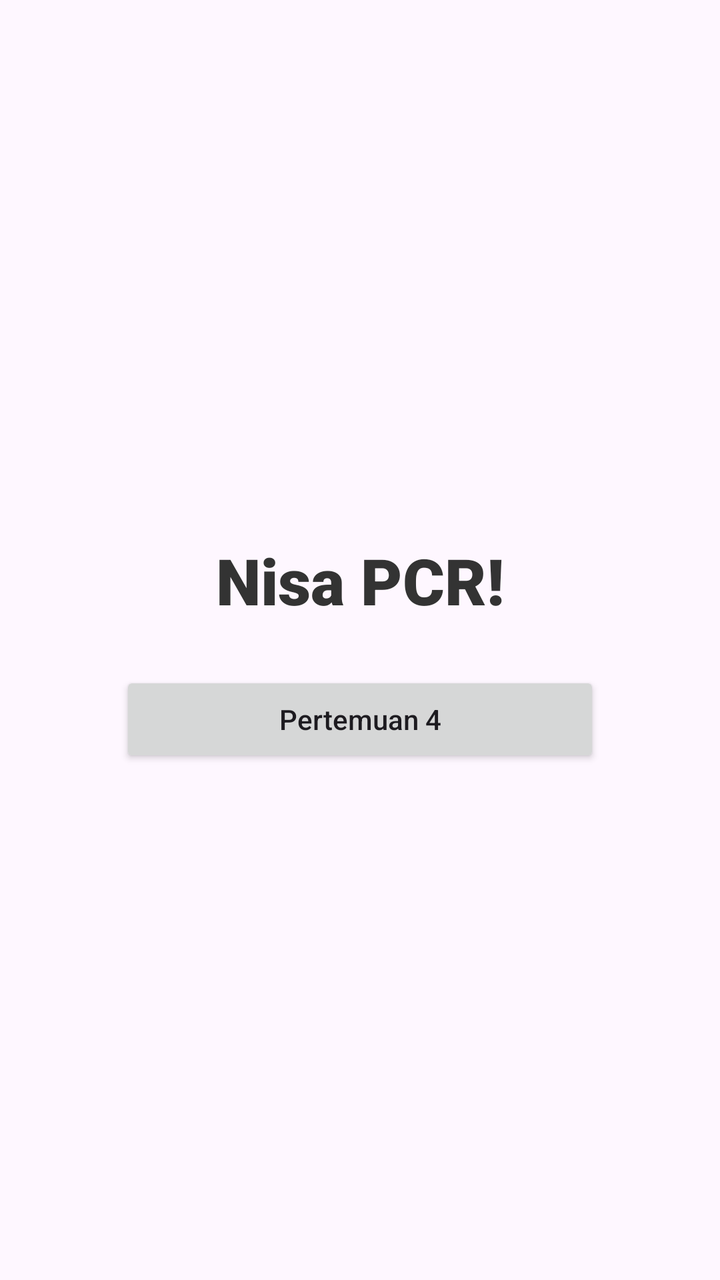
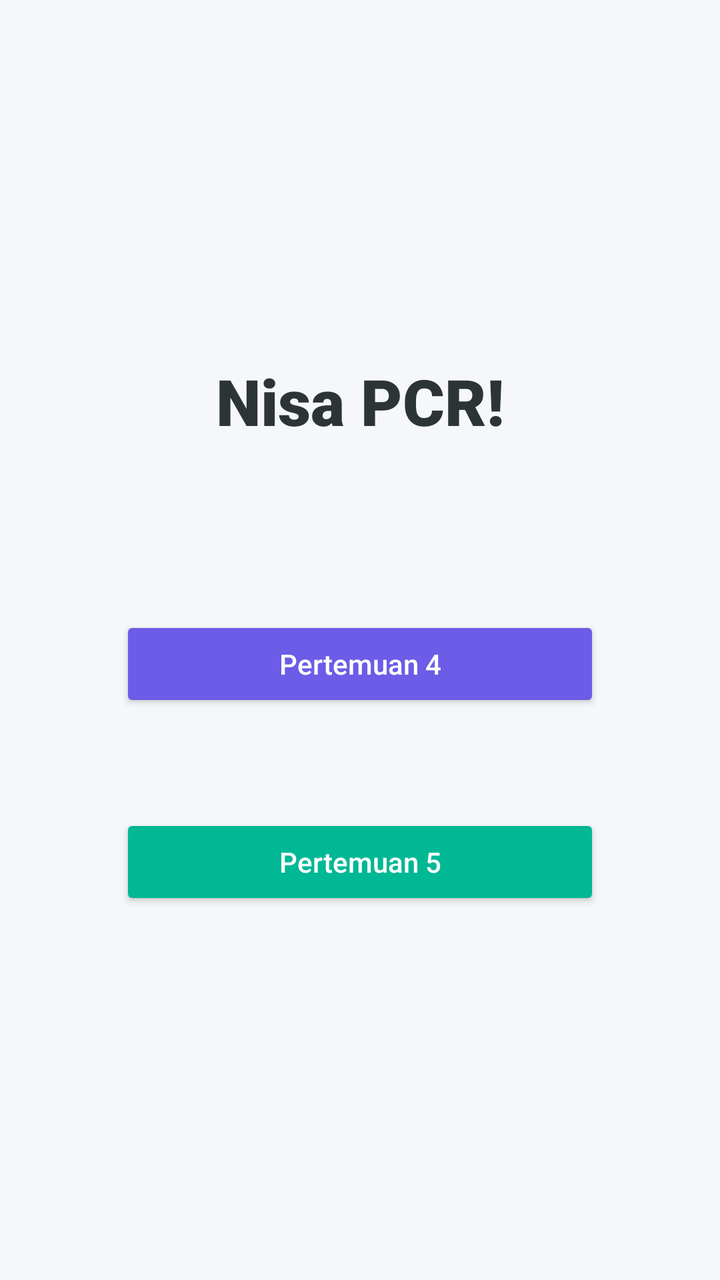

Compare the two renders of this Android layout. The source of the first and the diff that turns it into the second are given below.
<!-- AndroidManifest.xml: application theme Theme.MarvelApps -->
<!-- res/layout/activity_main.xml -->
<?xml version="1.0" encoding="utf-8"?>
<androidx.constraintlayout.widget.ConstraintLayout xmlns:android="http://schemas.android.com/apk/res/android"
    xmlns:app="http://schemas.android.com/apk/res-auto"
    xmlns:tools="http://schemas.android.com/tools"
    android:id="@+id/main"
    android:layout_width="match_parent"
    android:layout_height="match_parent"
    tools:context=".MainActivity">

    <TextView
        android:id="@+id/textView"
        android:layout_width="wrap_content"
        android:layout_height="wrap_content"
        android:text="Nisa PCR!"
        android:textSize="32sp"
        android:textStyle="bold"
        android:textColor="#333333"
        android:fontFamily="sans-serif-black"
        app:layout_constraintBottom_toBottomOf="parent"
        app:layout_constraintEnd_toEndOf="parent"
        app:layout_constraintStart_toStartOf="parent"
        app:layout_constraintTop_toTopOf="parent"
        app:layout_constraintVertical_bias="0.45" /> <Button
    android:id="@+id/btnToFourth"
    android:layout_width="0dp"
    android:layout_height="wrap_content"
    android:layout_marginTop="24dp"
    android:layout_marginHorizontal="60dp"
    android:text="Pertemuan 4"
    android:textAllCaps="false"
    android:insetTop="0dp"
    android:insetBottom="0dp"
    app:cornerRadius="12dp"
    app:layout_constraintEnd_toEndOf="parent"
    app:layout_constraintStart_toStartOf="parent"
    app:layout_constraintTop_toBottomOf="@+id/textView" />
</androidx.constraintlayout.widget.ConstraintLayout>
<!-- resources referenced by this layout -->
<resources>
  <style name="Theme.MarvelApps" parent="Base.Theme.MarvelApps" />
  <style name="Base.Theme.MarvelApps" parent="Theme.Material3.DayNight.NoActionBar">
          
          
      </style>
</resources>

<!-- the commit's change to res/layout/activity_main.xml (unified diff, before → after) -->
@@ -5,33 +5,58 @@
     android:id="@+id/main"
     android:layout_width="match_parent"
     android:layout_height="match_parent"
+    android:background="#F5F7FA"
     tools:context=".MainActivity">
 
+    
     <TextView
         android:id="@+id/textView"
         android:layout_width="wrap_content"
         android:layout_height="wrap_content"
+        android:fontFamily="sans-serif-black"
         android:text="Nisa PCR!"
+        android:textColor="#2D3436"
         android:textSize="32sp"
         android:textStyle="bold"
-        android:textColor="#333333"
-        android:fontFamily="sans-serif-black"
         app:layout_constraintBottom_toBottomOf="parent"
         app:layout_constraintEnd_toEndOf="parent"
         app:layout_constraintStart_toStartOf="parent"
         app:layout_constraintTop_toTopOf="parent"
-        app:layout_constraintVertical_bias="0.45" /> <Button
-    android:id="@+id/btnToFourth"
-    android:layout_width="0dp"
-    android:layout_height="wrap_content"
-    android:layout_marginTop="24dp"
-    android:layout_marginHorizontal="60dp"
-    android:text="Pertemuan 4"
-    android:textAllCaps="false"
-    android:insetTop="0dp"
-    android:insetBottom="0dp"
-    app:cornerRadius="12dp"
-    app:layout_constraintEnd_toEndOf="parent"
-    app:layout_constraintStart_toStartOf="parent"
-    app:layout_constraintTop_toBottomOf="@+id/textView" />
+        app:layout_constraintVertical_bias="0.3" />
+
+    
+
+    
+    <Button
+        android:id="@+id/btnToFourth"
+        android:layout_width="0dp"
+        android:layout_height="wrap_content"
+        android:layout_marginHorizontal="60dp"
+        android:layout_marginTop="24dp"
+        android:backgroundTint="#6C5CE7"
+        android:text="Pertemuan 4"
+        android:textAllCaps="false"
+        android:textColor="@android:color/white"
+        app:cornerRadius="12dp"
+        app:layout_constraintBottom_toBottomOf="parent"
+        app:layout_constraintEnd_toEndOf="parent"
+        app:layout_constraintHorizontal_bias="0.65"
+        app:layout_constraintStart_toStartOf="parent"
+        app:layout_constraintTop_toTopOf="parent" />
+
+    <Button
+        android:id="@+id/btnToFifth"
+        android:layout_width="0dp"
+        android:layout_height="wrap_content"
+        android:layout_marginHorizontal="60dp"
+        android:backgroundTint="#00B894"
+        android:text="Pertemuan 5"
+        android:textAllCaps="false"
+        android:textColor="@android:color/white"
+        app:cornerRadius="12dp"
+        app:layout_constraintBottom_toBottomOf="parent"
+        app:layout_constraintEnd_toEndOf="parent"
+        app:layout_constraintStart_toStartOf="parent"
+        app:layout_constraintTop_toBottomOf="@+id/textView" />
+
 </androidx.constraintlayout.widget.ConstraintLayout>
